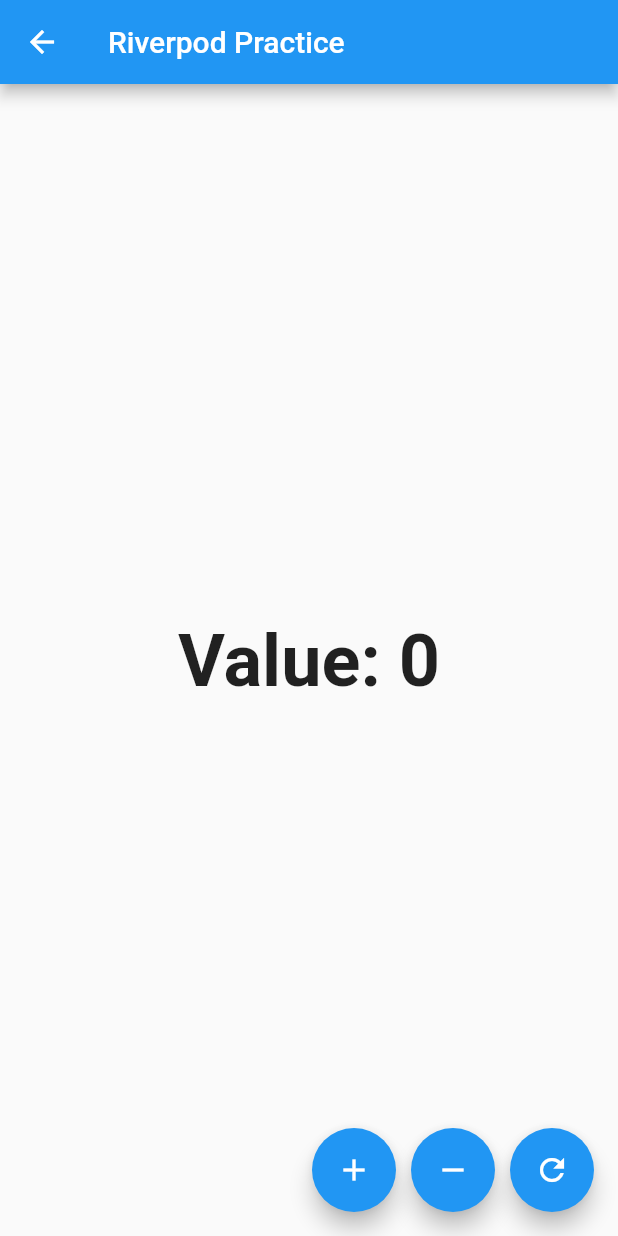
After one commit to shseok/flutter_riverpod_diary, a Flutter app: the screen it shows after launch, after a tap on "StateNotifierProvider", on a phone screen of 412 x 824 dp. The commit adds this screen. Run offline on Flutter 3.47's test engine with Material 2 defaults, Android fonts, the phone set to English and light mode, and no system bars; our stand-ins replace flutter_riverpod.

Commit message:
Edit riverpod grammer

```diff
--- /dev/null
+++ b/lib/counter_state_notifier.dart
@@ -0,0 +1,83 @@
+import 'package:flutter/material.dart';
+import 'package:flutter_riverpod/flutter_riverpod.dart';
+
+class MyCounter extends StateNotifier<int> {
+  MyCounter() : super(0);
+
+  void increment() => state++;
+
+  void decrement() => state--;
+
+  void initCount() => state = 0;
+}
+
+final myCounterStateNotifierProvider =
+    StateNotifierProvider<MyCounter, int>((ref) {
+  return MyCounter();
+});
+
+class CounterStateNotifier extends ConsumerWidget {
+  const CounterStateNotifier({Key? key}) : super(key: key);
+
+  @override
+  Widget build(BuildContext context, WidgetRef ref) {
+    // final counterRead = ref.read(myCounterStateNotifierProvider.notifier);
+    final counterRead = ref.watch(myCounterStateNotifierProvider.notifier);
+    final counterState = ref.watch(myCounterStateNotifierProvider);
+
+    ref.listen(
+      myCounterStateNotifierProvider,
+      ((int? previousCount, int newCount) {
+        print('바뀔때마다 동작');
+        print('ref.listen: $previousCount (The counter unchanged)');
+        print('ref.listen: $newCount (The counter changed)');
+      }),
+    );
+
+    return Scaffold(
+      appBar: AppBar(
+        title: const Text('Riverpod Practice'),
+      ),
+      body: Center(
+        child: Text(
+          'Value: $counterState',
+          style: const TextStyle(
+            fontSize: 48,
+            fontWeight: FontWeight.bold,
+          ),
+        ),
+      ),
+      floatingActionButton: Align(
+        alignment: Alignment.bottomRight,
+        child: Row(
+          mainAxisAlignment: MainAxisAlignment.end,
+          children: [
+            FloatingActionButton(
+              heroTag: '111',
+              onPressed: () => counterRead.increment(),
+              child: const Icon(
+                Icons.add,
+              ),
+            ),
+            const SizedBox(width: 10.0),
+            FloatingActionButton(
+              heroTag: '222',
+              onPressed: () => counterRead.decrement(),
+              child: const Icon(
+                Icons.remove,
+              ),
+            ),
+            const SizedBox(width: 10.0),
+            FloatingActionButton(
+              heroTag: '333',
+              onPressed: () => counterRead.initCount(),
+              child: const Icon(
+                Icons.refresh,
+              ),
+            ),
+          ],
+        ),
+      ),
+    );
+  }
+}
--- a/lib/counter_state_provider.dart
+++ b/lib/counter_state_provider.dart
@@ -15,14 +15,15 @@ class CounterStateProvider extends ConsumerWidget {
 
   @override
   Widget build(BuildContext context, WidgetRef ref) {
-    final counter = ref.watch(counterStateProvider.state);
+    // final counter = ref.watch(counterStateProvider);
+    final counter = ref.watch(counterStateProvider.state).state;
     return Scaffold(
         appBar: AppBar(
           title: Text('StateProvider'),
         ),
         body: Center(
           child: Text(
-            '${counter.state}',
+            '${counter}',
             style: TextStyle(fontSize: 60, fontWeight: FontWeight.bold),
           ),
         ),
--- a/lib/main.dart
+++ b/lib/main.dart
@@ -1,4 +1,5 @@
 import 'package:flutter/material.dart'; // 기본 내장
+import 'package:flutter_prac/counter_state_notifier.dart';
 import 'package:flutter_riverpod/flutter_riverpod.dart';
 
 import 'counter_state_provider.dart';
@@ -44,7 +45,18 @@ class MyPage extends StatelessWidget {
                     );
                   },
                   child:
-                      Text('StateProvider', style: TextStyle(fontSize: 18.0)))
+                      Text('StateProvider', style: TextStyle(fontSize: 18.0))),
+              ElevatedButton(
+                  onPressed: () {
+                    Navigator.push(
+                      context,
+                      MaterialPageRoute(builder: (context) {
+                        return CounterStateNotifier();
+                      }),
+                    );
+                  },
+                  child:
+                  Text('StateNotifierProvider', style: TextStyle(fontSize: 18.0)))
             ],
           ),
         ));
```
